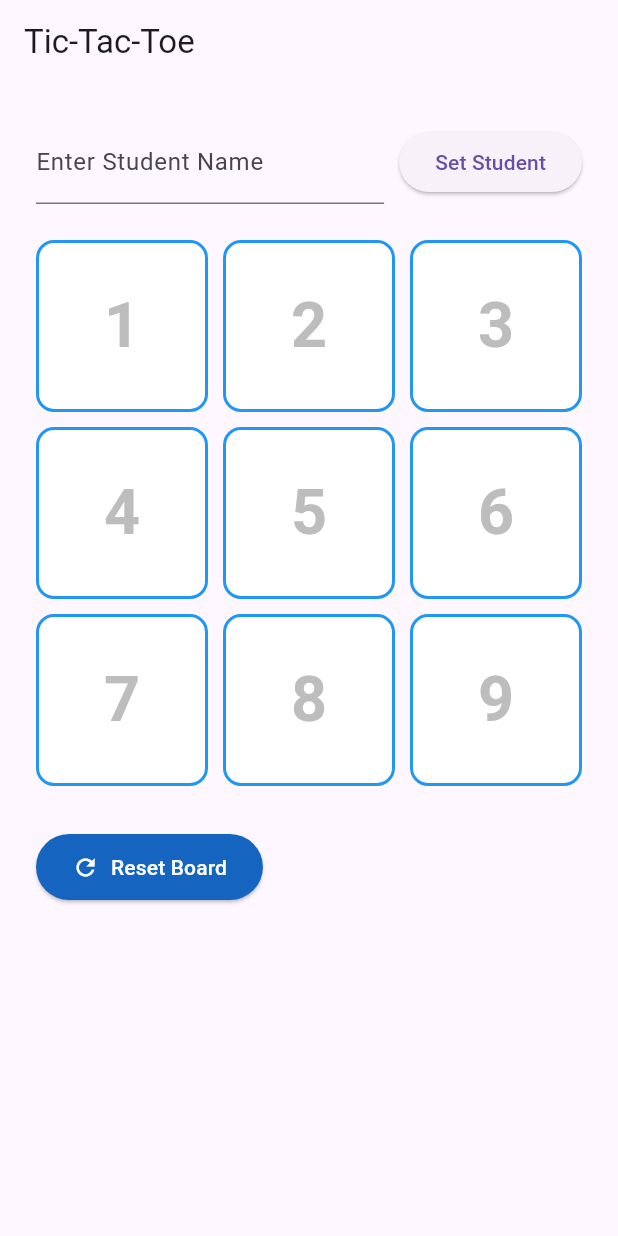
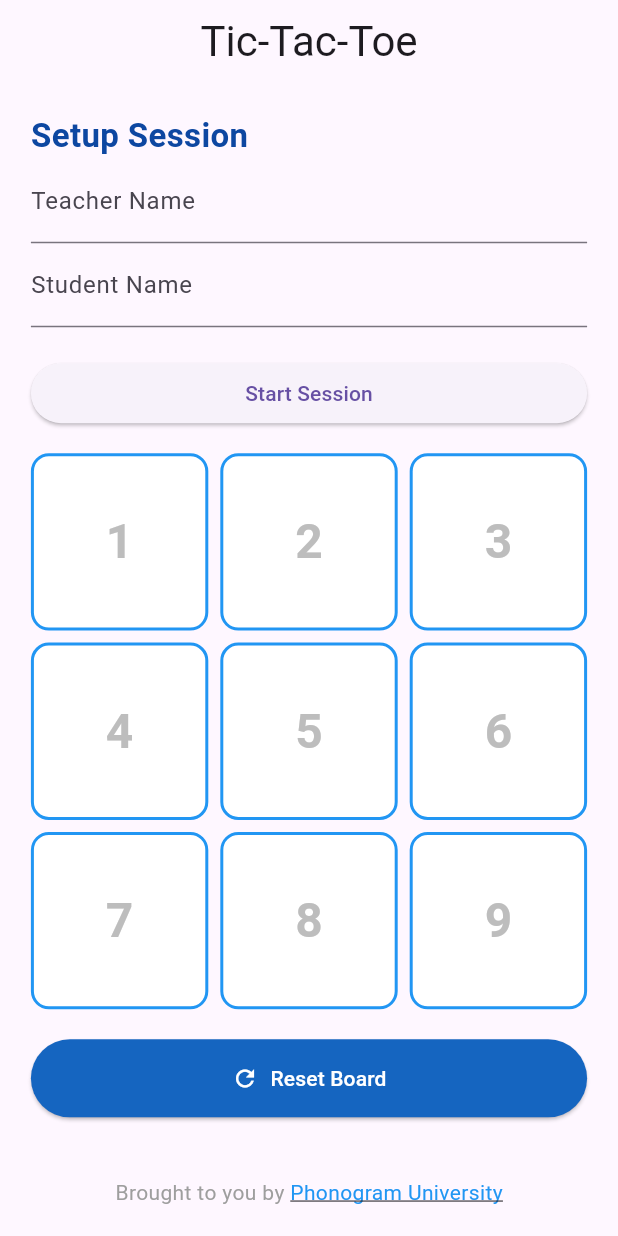
Before and after one commit to mboline/tictactoeapp_flutter, a Flutter app: the screen it shows after launch, on a phone screen of 412 x 824 dp. Run offline on Flutter 3.47's test engine with Material 3 defaults, Android fonts, the phone set to English and light mode, and no system bars; our stand-ins replace shared_preferences; missing offline and left inert: dart:html.

Commit message:
Final responsive build with Phonogram University branding

```diff
--- a/lib/main.dart
+++ b/lib/main.dart
@@ -1,9 +1,12 @@
 import 'dart:async';
+import 'dart:html' as html;
 import 'package:flutter/material.dart';
+import 'package:shared_preferences/shared_preferences.dart';
 
 void main() => runApp(MaterialApp(
       theme: ThemeData(primarySwatch: Colors.blue),
       home: NumberedTicTacToe(),
+      debugShowCheckedModeBanner: false,
     ));
 
 class NumberedTicTacToe extends StatefulWidget {
@@ -17,8 +20,12 @@ class _NumberedTicTacToeState extends State<NumberedTicTacToe> {
   bool _isStudentTurn = true;
   String _winner = "";
   List<int>? _winningLine;
+
   String _studentName = "";
-  final TextEditingController _nameController = TextEditingController();
+  String _teacherName = "Mark";
+
+  final TextEditingController _studentController = TextEditingController();
+  final TextEditingController _teacherController = TextEditingController();
 
   bool _showFlash = true;
   Timer? _flashTimer;
@@ -28,6 +35,52 @@ class _NumberedTicTacToeState extends State<NumberedTicTacToe> {
     [0, 3, 6], [1, 4, 7], [2, 5, 8],
     [0, 4, 8], [2, 4, 6]
   ];
+
+  @override
+  void initState() {
+    super.initState();
+    _initApp();
+  }
+
+  Future<void> _initApp() async {
+    final uri = Uri.parse(html.window.location.href);
+    final prefs = await SharedPreferences.getInstance();
+
+    setState(() {
+      _studentName = uri.queryParameters['student'] ?? "";
+      _teacherName = uri.queryParameters['teacher'] ?? "";
+
+      if (_studentName.isEmpty) {
+        _studentName = prefs.getString('studentName') ?? "";
+      }
+      if (_teacherName.isEmpty) {
+        _teacherName = prefs.getString('teacherName') ?? "Mark";
+      }
+
+      _studentController.text = _studentName;
+      _teacherController.text = _teacherName;
+    });
+  }
+
+  Future<void> _saveAndStart() async {
+    final prefs = await SharedPreferences.getInstance();
+    await prefs.setString('studentName', _studentController.text);
+    await prefs.setString('teacherName', _teacherController.text);
+
+    setState(() {
+      _studentName = _studentController.text;
+      _teacherName = _teacherController.text;
+    });
+  }
+
+  Future<void> _clearNames() async {
+    final prefs = await SharedPreferences.getInstance();
+    await prefs.remove('studentName');
+    setState(() {
+      _studentName = "";
+      _studentController.clear();
+    });
+  }
 
   void _handleTap(int index) {
     if (_board[index] != "" || _winner != "" || _studentName.isEmpty) return;
@@ -57,13 +110,13 @@ class _NumberedTicTacToeState extends State<NumberedTicTacToe> {
     if (!_board.contains("")) {
       setState(() {
         _winner = "Draw";
-        _showFlash = true; // Ensure draw popup is visible
+        _showFlash = true;
       });
     }
   }
 
   void _startFlashing() {
-    _flashTimer = Timer.periodic(Duration(milliseconds: 500), (timer) {
+    _flashTimer = Timer.periodic(const Duration(milliseconds: 500), (timer) {
       setState(() => _showFlash = !_showFlash);
     });
   }
@@ -75,87 +128,111 @@ class _NumberedTicTacToeState extends State<NumberedTicTacToe> {
       _isStudentTurn = true;
       _winner = "";
       _winningLine = null;
-      _showFlash = true; // Reset visibility for the next game
+      _showFlash = true;
     });
   }
 
   @override
   void dispose() {
     _flashTimer?.cancel();
-    _nameController.dispose();
+    _studentController.dispose();
+    _teacherController.dispose();
     super.dispose();
   }
 
   @override
   Widget build(BuildContext context) {
+    double screenWidth = MediaQuery.of(context).size.width;
+    bool isMobile = screenWidth < 600;
+    double boardWidth = isMobile ? screenWidth * 0.9 : 450.0;
+
     String studentSymbol = _studentIsX ? "X" : "O";
+    String teacherSymbol = _studentIsX ? "O" : "X";
 
-    // Logic for the popup content
     String popupMessage = "";
     bool shouldFlash = false;
 
     if (_winner == "Draw") {
       popupMessage = "Cat Game ☹";
-      shouldFlash = false; // Stay steady
+      shouldFlash = false;
     } else if (_winner != "") {
-      popupMessage = (_winner == studentSymbol) ? "$_studentName Wins!!!!" : "Mark Wins!!!!";
-      shouldFlash = true; // Flash for victory
+      popupMessage = (_winner == studentSymbol) ? "$_studentName Wins!!!!" : "$_teacherName Wins!!!!";
+      shouldFlash = true;
     }
 
     return Scaffold(
-      appBar: AppBar(title: Text("Tic-Tac-Toe")),
+      appBar: AppBar(
+        title: const Text("Tic-Tac-Toe", style: TextStyle(fontSize: 28)),
+        centerTitle: true,
+      ),
       body: Stack(
         children: [
-          SingleChildScrollView(
+          Center(
+            child: SingleChildScrollView(
               child: Padding(
-              padding: const EdgeInsets.all(24.0),
+                padding: EdgeInsets.all(isMobile ? 16.0 : 24.0),
+                child: Container(
+                  width: boardWidth,
                   child: Column(
+                    mainAxisSize: MainAxisSize.min,
+                    mainAxisAlignment: MainAxisAlignment.center,
+                    crossAxisAlignment: CrossAxisAlignment.center,
+                    children: [
+                      if (_studentName.isEmpty)
+                        Column(
                           crossAxisAlignment: CrossAxisAlignment.start,
                           children: [
-                  if (_studentName.isEmpty)
-                    Row(
-                      children: [
-                        Expanded(
-                          child: TextField(
-                            controller: _nameController,
-                            decoration: InputDecoration(labelText: "Enter Student Name"),
-                          ),
-                        ),
-                        SizedBox(width: 10),
-                        ElevatedButton(
-                          onPressed: () => setState(() => _studentName = _nameController.text),
-                          child: Text("Set Student"),
+                            Text("Setup Session", style: TextStyle(fontSize: 22, fontWeight: FontWeight.bold, color: Colors.blue[900])),
+                            TextField(controller: _teacherController, decoration: const InputDecoration(labelText: "Teacher Name")),
+                            TextField(controller: _studentController, decoration: const InputDecoration(labelText: "Student Name")),
+                            const SizedBox(height: 20),
+                            SizedBox(
+                              width: double.infinity,
+                              child: ElevatedButton(onPressed: _saveAndStart, child: const Text("Start Session")),
                             ),
                           ],
                         )
                       else ...[
-                    Text("$_studentName vs. Mark",
-                        style: TextStyle(fontSize: 20, color: Colors.blue[700], fontWeight: FontWeight.bold)),
-                    SizedBox(height: 10),
+                        Wrap(
+                          crossAxisAlignment: WrapCrossAlignment.center,
+                          alignment: WrapAlignment.center,
+                          children: [
+                            Text("$_studentName vs. $_teacherName",
+                                textAlign: TextAlign.center,
+                                style: TextStyle(fontSize: 18, color: Colors.blue[700], fontWeight: FontWeight.bold)),
+                            IconButton(
+                              onPressed: _clearNames,
+                              icon: const Icon(Icons.edit, size: 18, color: Colors.blue),
+                              tooltip: "Change Names",
+                            )
+                          ],
+                        ),
+                        const SizedBox(height: 10),
                         Text(
                           _winner == ""
-                          ? "Current Turn: ${_isStudentTurn ? '$_studentName ($studentSymbol)' : 'Mark (${_studentIsX ? 'O' : 'X'})'}"
+                              ? "Turn: ${_isStudentTurn ? '$_studentName ($studentSymbol)' : '$_teacherName ($teacherSymbol)'}"
                               : "Game Over",
-                      style: TextStyle(fontSize: 24, fontWeight: FontWeight.bold, color: Colors.blue[900]),
+                          textAlign: TextAlign.center,
+                          style: TextStyle(fontSize: isMobile ? 20 : 24, fontWeight: FontWeight.bold, color: Colors.blue[900]),
                         ),
-                    SizedBox(height: 10),
+                        const SizedBox(height: 10),
                         if (_board.every((cell) => cell == ""))
                           OutlinedButton.icon(
-                        icon: Icon(Icons.swap_horiz),
-                        label: Text("Set $_studentName to ${_studentIsX ? 'O' : 'X'}"),
+                            icon: const Icon(Icons.swap_horiz),
+                            label: Text("Set $_studentName to ${studentSymbol == 'X' ? 'O' : 'X'}"),
                             onPressed: () => setState(() => _studentIsX = !_studentIsX),
                           ),
                       ],
-                  SizedBox(height: 24),
-                  Stack(
+                      const SizedBox(height: 16),
+                      AspectRatio(
+                        aspectRatio: 1.0,
+                        child: Stack(
                           children: [
-                      Container(
-                        constraints: BoxConstraints(maxWidth: 450),
-                        child: GridView.builder(
+                            GridView.builder(
                               shrinkWrap: true,
-                          physics: NeverScrollableScrollPhysics(),
-                          gridDelegate: SliverGridDelegateWithFixedCrossAxisCount(
-                            crossAxisCount: 3, crossAxisSpacing: 10, mainAxisSpacing: 10,
+                              physics: const NeverScrollableScrollPhysics(),
+                              gridDelegate: const SliverGridDelegateWithFixedCrossAxisCount(
+                                crossAxisCount: 3, crossAxisSpacing: 8, mainAxisSpacing: 8,
                               ),
                               itemCount: 9,
                               itemBuilder: (context, i) {
@@ -172,7 +249,7 @@ class _NumberedTicTacToeState extends State<NumberedTicTacToe> {
                                       child: Text(
                                         isEmpty ? "${i + 1}" : _board[i],
                                         style: TextStyle(
-                                      fontSize: 42,
+                                          fontSize: isMobile ? 32 : 42,
                                           fontWeight: FontWeight.bold,
                                           color: isEmpty ? Colors.grey[400] : (_board[i] == "X" ? Colors.blue[900] : Colors.orange[800]),
                                         ),
@@ -182,7 +259,6 @@ class _NumberedTicTacToeState extends State<NumberedTicTacToe> {
                                 );
                               },
                             ),
-                      ),
                             if (_winningLine != null)
                               Positioned.fill(
                                 child: IgnorePointer(
@@ -191,23 +267,46 @@ class _NumberedTicTacToeState extends State<NumberedTicTacToe> {
                               ),
                           ],
                         ),
-                  SizedBox(height: 30),
-                  ElevatedButton.icon(
-                    icon: Icon(Icons.refresh),
-                    label: Text("Reset Board"),
+                      ),
+                      const SizedBox(height: 20),
+                      SizedBox(
+                        width: double.infinity,
+                        child: ElevatedButton.icon(
+                          icon: const Icon(Icons.refresh),
+                          label: const Text("Reset Board"),
                           onPressed: _reset,
                           style: ElevatedButton.styleFrom(
                             backgroundColor: Colors.blue[800],
                             foregroundColor: Colors.white,
-                      padding: EdgeInsets.symmetric(horizontal: 24, vertical: 12),
+                            padding: const EdgeInsets.symmetric(vertical: 16),
                           ),
+                        ),
+                      ),
+                      const SizedBox(height: 40),
+                      Wrap(
+                        alignment: WrapAlignment.center,
+                        children: [
+                          const Text("Brought to you by ", style: TextStyle(fontSize: 14, color: Colors.grey)),
+                          InkWell(
+                            onTap: () => html.window.open('https://www.phonogramuniversity.com', '_blank'),
+                            child: const Text(
+                              "Phonogram University",
+                              style: TextStyle(
+                                fontSize: 14,
+                                color: Colors.blue,
+                                decoration: TextDecoration.underline,
+                              ),
+                            ),
+                          ),
+                        ],
                       ),
                     ],
                   ),
                 ),
               ),
+            ),
+          ),
 
-          // Unified Popup Overlay
           if (_winner != "")
             IgnorePointer(
               child: AnimatedOpacity(
@@ -216,8 +315,10 @@ class _NumberedTicTacToeState extends State<NumberedTicTacToe> {
                 child: Container(
                   color: Colors.blue.withOpacity(0.3),
                   child: Center(
+                    child: Padding(
+                      padding: const EdgeInsets.symmetric(horizontal: 20),
                       child: Container(
-                      padding: EdgeInsets.all(30),
+                        padding: const EdgeInsets.all(30),
                         decoration: BoxDecoration(
                           color: Colors.white,
                           borderRadius: BorderRadius.circular(20),
@@ -226,7 +327,12 @@ class _NumberedTicTacToeState extends State<NumberedTicTacToe> {
                         child: Text(
                           popupMessage,
                           textAlign: TextAlign.center,
-                        style: TextStyle(fontSize: 48, fontWeight: FontWeight.bold, color: Colors.blue[900]),
+                          style: TextStyle(
+                            fontSize: isMobile ? 32 : 48,
+                            fontWeight: FontWeight.bold,
+                            color: Colors.blue[900]
+                          ),
+                        ),
                       ),
                     ),
                   ),
@@ -239,7 +345,6 @@ class _NumberedTicTacToeState extends State<NumberedTicTacToe> {
   }
 }
 
-// (LinePainter remains the same as previous)
 class LinePainter extends CustomPainter {
   final List<int> winningLine;
   LinePainter(this.winningLine);
--- a/pubspec.yaml
+++ b/pubspec.yaml
@@ -9,10 +9,13 @@ environment:
 dependencies:
   flutter:
     sdk: flutter
+  shared_preferences: ^2.3.5
+  url_launcher: ^6.3.1
 
 dev_dependencies:
   flutter_test:
     sdk: flutter
+  flutter_lints: ^3.0.0
 
 flutter:
   uses-material-design: true
```
Also changed, not shown: pubspec.lock, 5 other files. Lines whose indentation alone changed are shown as unchanged.
